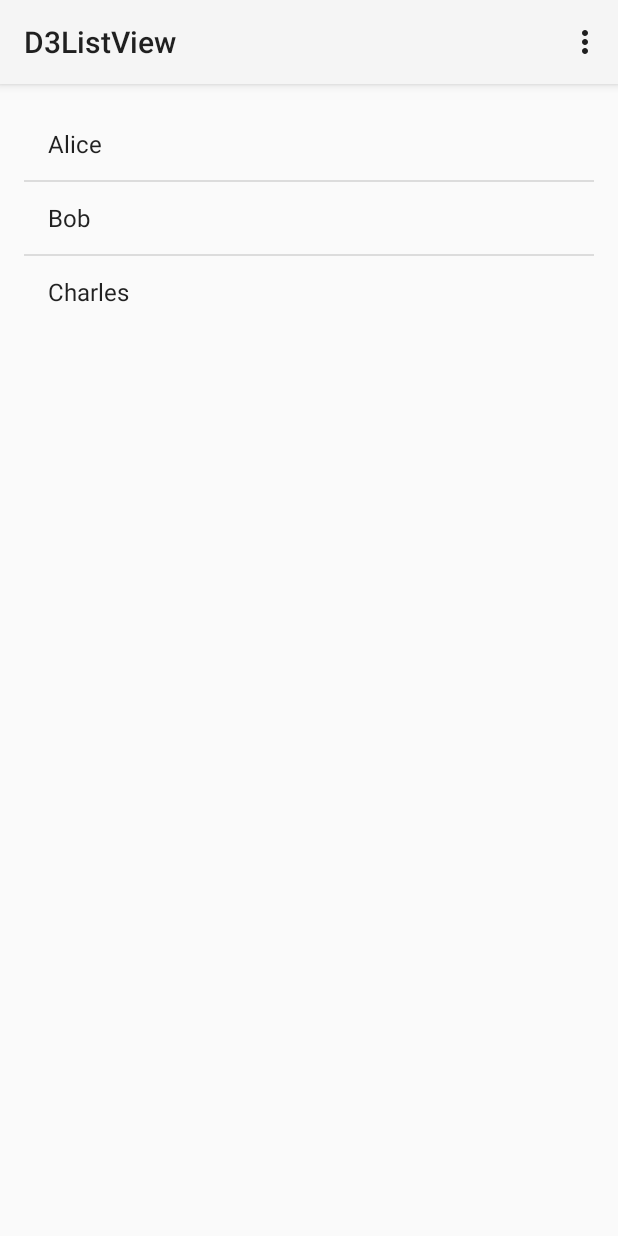
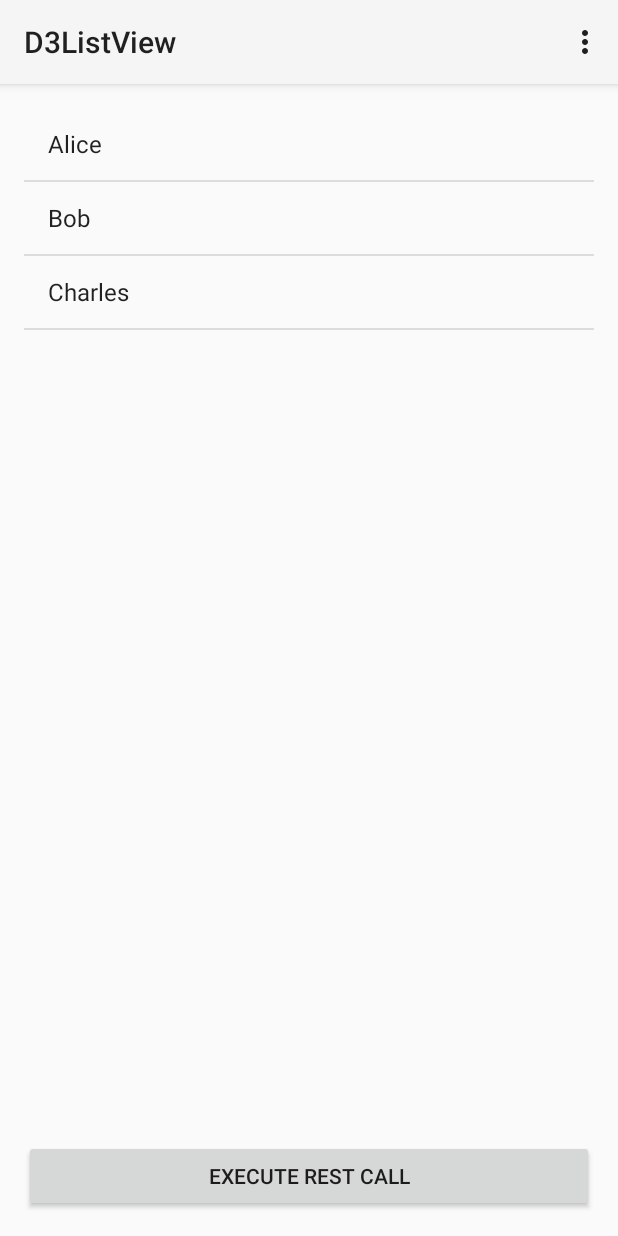
Before and after one commit to kanawish/D3ListView, an Android app: the screen it shows after launch (MainActivity), on a phone screen of 412 x 824 dp. Run offline under Robolectric (Android 15) with nearby library versions, the phone set to English and light mode, and no system bars; libraries missing offline, so code that uses them is left out: retrofit.client.

Commit message:
We have retrofit, next up, display results! (Exercise to the reader: get more data from github)

```diff
--- a/app/build.gradle
+++ b/app/build.gradle
@@ -1,7 +1,7 @@
 apply plugin: 'com.android.application'
 
 android {
-    compileSdkVersion 22
+    compileSdkVersion 21
     buildToolsVersion "22.0.1"
 
     defaultConfig {
@@ -21,4 +21,6 @@ android {
 
 dependencies {
     compile fileTree(dir: 'libs', include: ['*.jar'])
+
+    compile 'com.squareup.retrofit:retrofit:1.9.0'
 }
--- a/app/src/main/AndroidManifest.xml
+++ b/app/src/main/AndroidManifest.xml
@@ -2,6 +2,7 @@
 <manifest xmlns:android="http://schemas.android.com/apk/res/android"
     package="com.district3.d3listview" >
 
+    <uses-permission android:name="android.permission.INTERNET"/>
     <application
         android:allowBackup="true"
         android:icon="@mipmap/ic_launcher"
--- /dev/null
+++ b/app/src/main/java/com/district3/d3listview/GitHubService.java
@@ -0,0 +1,18 @@
+package com.district3.d3listview;
+
+import java.util.List;
+
+import retrofit.Callback;
+import retrofit.http.GET;
+import retrofit.http.Path;
+
+/**
+ * Created by kanawish on 15-06-22.
+ */
+public interface GitHubService {
+    @GET("/users/{user}/repos")
+    List<Repo> listRepos(@Path("user") String user);
+
+    @GET("/users/{user}/repos")
+    void listRepos(@Path("user") String user, Callback<List<Repo>> cb);
+}
--- a/app/src/main/java/com/district3/d3listview/MainActivity.java
+++ b/app/src/main/java/com/district3/d3listview/MainActivity.java
@@ -3,19 +3,34 @@ package com.district3.d3listview;
 import android.app.Activity;
 import android.app.ListActivity;
 import android.os.Bundle;
+import android.util.Log;
 import android.view.Menu;
 import android.view.MenuItem;
 import android.view.View;
 import android.widget.ArrayAdapter;
+import android.widget.Button;
 import android.widget.ListView;
 import android.widget.SimpleCursorAdapter;
 
+import java.util.List;
+
+import retrofit.Callback;
+import retrofit.RestAdapter;
+import retrofit.RetrofitError;
+import retrofit.client.Response;
+
 public class MainActivity extends Activity {
+
+    public static final String TAG = MainActivity.class.getSimpleName(); // == "MainActivity"
 
     String[] valuesArray = new String[] { "Alice", "Bob", "Charles" };
 
     // This is the Adapter being used to display the list's data
     ArrayAdapter<String> adapter;
+
+    private ListView listView;
+
+    private Button restButton;
 
     @Override
     protected void onCreate(Bundle savedInstanceState) {
@@ -23,10 +38,35 @@ public class MainActivity extends Activity {
         setContentView(R.layout.activity_main);
 
         // http://developer.android.com/guide/topics/ui/layout/listview.html
-        ListView listView = (ListView) findViewById(R.id.listView);
-
+        listView = (ListView) findViewById(R.id.listView);
         adapter = new ArrayAdapter<String>(this, android.R.layout.simple_list_item_1, valuesArray);
         listView.setAdapter(adapter);
+
+        restButton = (Button) findViewById(R.id.restButton);
+        restButton.setOnClickListener(new View.OnClickListener() {
+            @Override
+            public void onClick(View v) {
+                // TODO: our Retrofit REST call
+                RestAdapter restAdapter = new RestAdapter.Builder()
+                        .setEndpoint("https://api.github.com")
+                        .build();
+                GitHubService service = restAdapter.create(GitHubService.class);
+
+                service.listRepos("kanawish", new Callback<List<Repo>>() {
+                    @Override
+                    public void success(List<Repo> repos, Response response) {
+                        Log.d(TAG,"we have "+repos.size()+"repos");
+                    }
+
+                    @Override
+                    public void failure(RetrofitError error) {
+                        Log.d(TAG,"we had an error repos");
+                    }
+                });
+
+
+            }
+        });
     }
 
     @Override
--- a/app/src/main/res/layout/activity_main.xml
+++ b/app/src/main/res/layout/activity_main.xml
@@ -6,12 +6,22 @@
                 android:paddingRight="@dimen/activity_horizontal_margin"
                 android:paddingTop="@dimen/activity_vertical_margin"
                 android:paddingBottom="@dimen/activity_vertical_margin"
-                tools:context=".MainActivity">
+                tools:context=".MainActivity"
+              android:orientation="vertical">
 
     <ListView
+        android:layout_weight="1"
         android:layout_width="wrap_content"
-        android:layout_height="wrap_content"
+        android:layout_height="0dp"
         android:id="@+id/listView"
         />
 
+    <Button
+        android:layout_weight="0"
+        android:layout_width="match_parent"
+        android:layout_height="wrap_content"
+        android:text="Execute REST Call"
+        android:id="@+id/restButton"
+        android:layout_gravity="bottom"/>
+
 </LinearLayout>
```
Also changed, not shown: app/src/main/java/com/district3/d3listview/Repo.java (added, +10 -0 lines), 1 other file.
